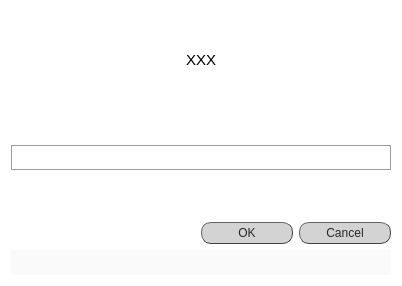
The window that src/gui/ui/prompt_user_input.ui (jsanchez679/morphoHeart_rev) describes before a commit, drawn with Qt 5.
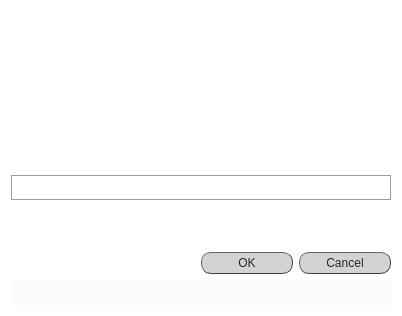
The same window after the commit.

```diff
--- a/src/gui/ui/prompt_user_input.ui
+++ b/src/gui/ui/prompt_user_input.ui
@@ -7,7 +7,7 @@
     <x>0</x>
     <y>0</y>
     <width>402</width>
-    <height>286</height>
+    <height>316</height>
    </rect>
   </property>
   <property name="windowTitle">
@@ -80,7 +80,7 @@
 &lt;html&gt;&lt;head&gt;&lt;meta name=&quot;qrichtext&quot; content=&quot;1&quot; /&gt;&lt;style type=&quot;text/css&quot;&gt;
 p, li { white-space: pre-wrap; }
 &lt;/style&gt;&lt;/head&gt;&lt;body style=&quot; font-family:'Calibri Light'; font-size:11pt; font-weight:24; font-style:normal;&quot;&gt;
-&lt;p align=&quot;center&quot; style=&quot; margin-top:0px; margin-bottom:0px; margin-left:0px; margin-right:0px; -qt-block-indent:0; text-indent:0px;&quot;&gt;XXX&lt;/p&gt;&lt;/body&gt;&lt;/html&gt;</string>
+&lt;p align=&quot;center&quot; style=&quot;-qt-paragraph-type:empty; margin-top:0px; margin-bottom:0px; margin-left:0px; margin-right:0px; -qt-block-indent:0; text-indent:0px;&quot;&gt;&lt;br /&gt;&lt;/p&gt;&lt;/body&gt;&lt;/html&gt;</string>
      </property>
     </widget>
    </item>
```
